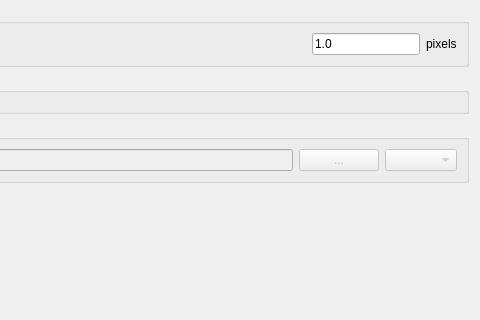
This is mask_plugin/ui_plugin_mask.ui in aeag/mask as Qt 5 draws it before an edit; both pictures show x 215 to 695 and y 145 to 465 of the 695 by 779 pixel window. The edited form follows.
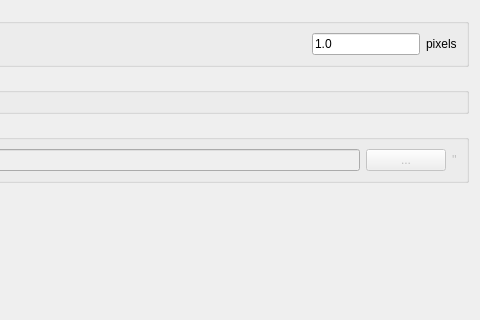
This is the edited form.

What changed in the file:
```diff
--- a/mask_plugin/ui_plugin_mask.ui
+++ b/mask_plugin/ui_plugin_mask.ui
@@ -248,7 +248,11 @@
          </widget>
         </item>
         <item>
-         <widget class="QComboBox" name="formatCombo"/>
+         <widget class="QLabel" name="formatLbl">
+          <property name="text">
+           <string>''</string>
+          </property>
+         </widget>
         </item>
        </layout>
       </item>
```
